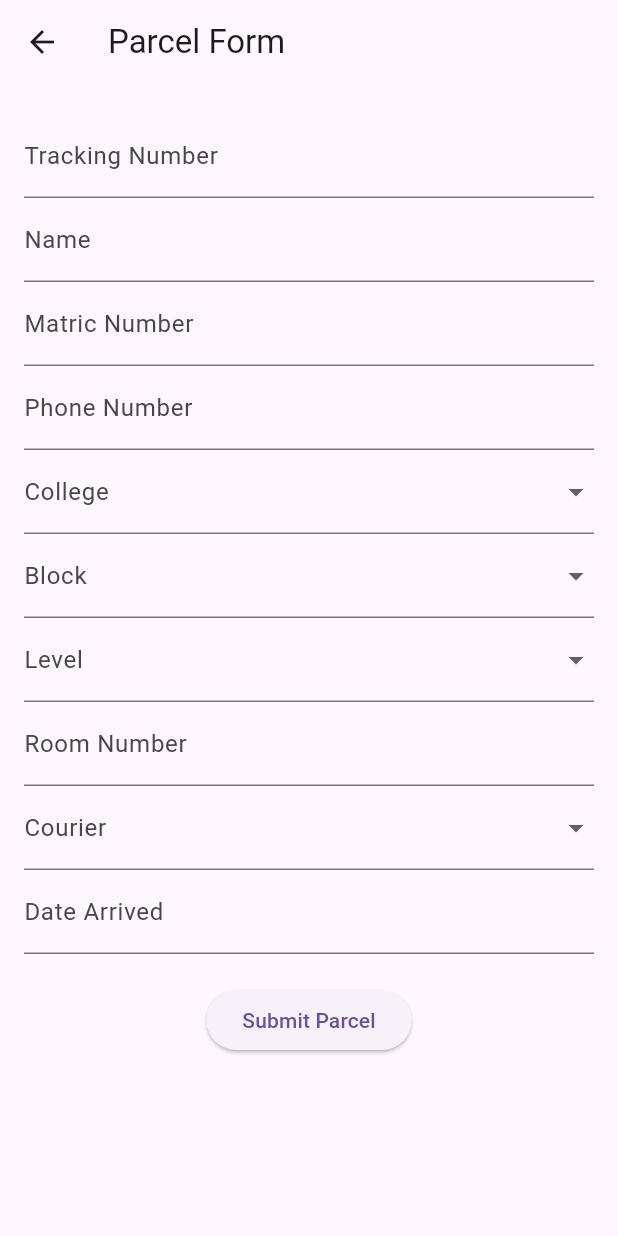
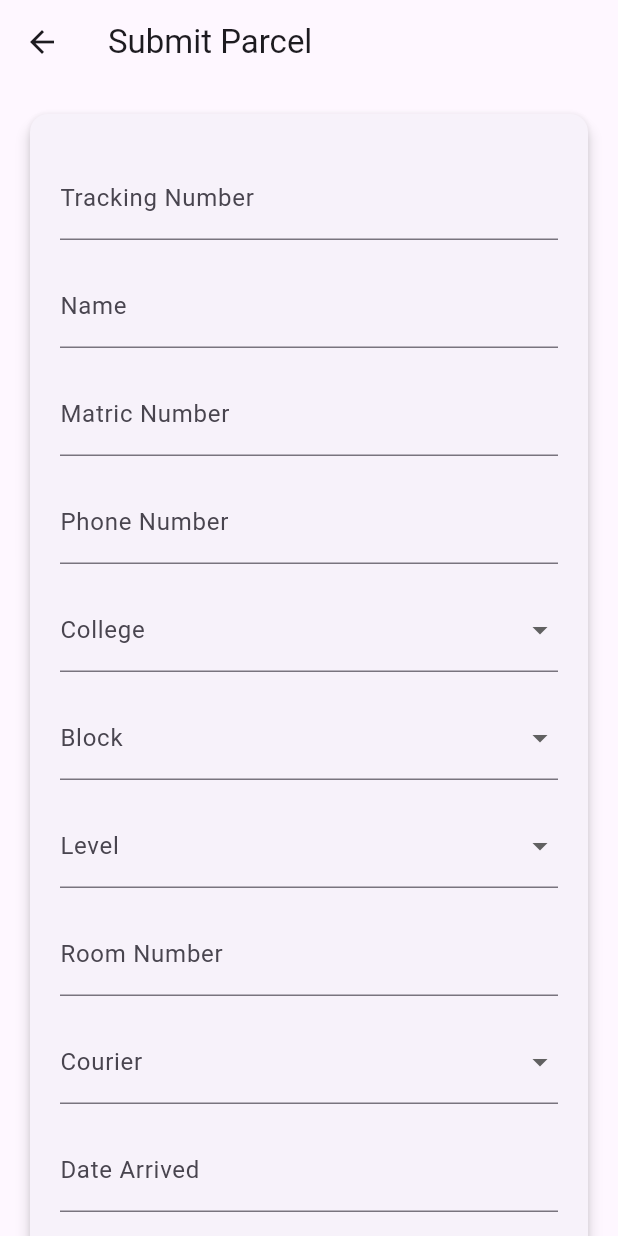
Before and after one commit to HaniffHazmi/KKDK_PDA_Flutter, a Flutter app: the ParcelFormScreen screen opened directly, on a phone screen of 412 x 824 dp. Run offline on Flutter 3.47's test engine with Material 3 defaults, Android fonts, the light colour scheme and no system bars; our stand-ins replace cloud_firestore, firebase_auth, firebase_core; accounts and stored records are empty.

Commit message:
Stylized the parcel form

```diff
--- a/lib/auth/login_screen.dart
+++ b/lib/auth/login_screen.dart
@@ -3,6 +3,8 @@ import 'package:firebase_auth/firebase_auth.dart';
 import 'package:cloud_firestore/cloud_firestore.dart';
 
 class LoginScreen extends StatefulWidget {
+  const LoginScreen({super.key});
+
   @override
   _LoginScreenState createState() => _LoginScreenState();
 }
--- a/lib/main.dart
+++ b/lib/main.dart
@@ -16,6 +16,8 @@ void main() async {
 }
 
 class MyApp extends StatelessWidget {
+  const MyApp({super.key});
+
   @override
   Widget build(BuildContext context) {
     return MaterialApp(
--- a/lib/screens/parcel_form_screen.dart
+++ b/lib/screens/parcel_form_screen.dart
@@ -9,6 +9,7 @@ class ParcelFormScreen extends StatefulWidget {
 }
 
 class _ParcelFormScreenState extends State<ParcelFormScreen> {
+  final _formKey = GlobalKey<FormState>();
   final _trackingNumberController = TextEditingController();
   final _nameController = TextEditingController();
   final _matricNumberController = TextEditingController();
@@ -23,27 +24,20 @@ class _ParcelFormScreenState extends State<ParcelFormScreen> {
   Courier? _selectedCourier;
   DateTime? _selectedDate;
 
-  final GlobalKey<FormState> _formKey = GlobalKey<FormState>();
   bool _isSubmitting = false;
 
   Future<void> _submitForm() async {
     if (_formKey.currentState?.validate() ?? false) {
-      setState(() {
-        _isSubmitting = true;
-      });
+      setState(() => _isSubmitting = true);
 
       final user = FirebaseAuth.instance.currentUser;
       if (user == null) {
-        ScaffoldMessenger.of(context).showSnackBar(
-          SnackBar(content: Text('User not logged in')),
-        );
-        setState(() {
-          _isSubmitting = false;
-        });
+        ScaffoldMessenger.of(context).showSnackBar(SnackBar(content: Text('User not logged in')));
+        setState(() => _isSubmitting = false);
         return;
       }
 
-      Parcel newParcel = Parcel(
+      final newParcel = Parcel(
         trackingNumber: _trackingNumberController.text.trim(),
         name: _nameController.text.trim(),
         matricNumber: _matricNumberController.text.trim(),
@@ -66,126 +60,106 @@ class _ParcelFormScreenState extends State<ParcelFormScreen> {
           _selectedCourier = null;
           _selectedDate = null;
         });
-        ScaffoldMessenger.of(context).showSnackBar(
-          SnackBar(content: Text('Parcel submitted successfully')),
-        );
+        ScaffoldMessenger.of(context).showSnackBar(SnackBar(content: Text('Parcel submitted successfully')));
       } catch (e) {
-        ScaffoldMessenger.of(context).showSnackBar(
-          SnackBar(content: Text('Failed to submit parcel: $e')),
-        );
+        ScaffoldMessenger.of(context).showSnackBar(SnackBar(content: Text('Failed: $e')));
       } finally {
-        setState(() {
-          _isSubmitting = false;
-        });
+        setState(() => _isSubmitting = false);
       }
     }
   }
 
+  Widget _buildFormField(Widget child) => Padding(
+    padding: const EdgeInsets.symmetric(vertical: 8),
+    child: child,
+  );
+
   @override
   Widget build(BuildContext context) {
     return Scaffold(
-      appBar: AppBar(title: Text('Parcel Form')),
-      body: Padding(
-        padding: const EdgeInsets.symmetric(horizontal: 16.0, vertical: 20.0),
+      appBar: AppBar(title: Text('Submit Parcel')),
+      body: Center(
         child: SingleChildScrollView(
-          child: Center(
+          padding: const EdgeInsets.all(16),
+          child: ConstrainedBox(
+            constraints: BoxConstraints(maxWidth: 400),
+            child: Card(
+              elevation: 4,
+              shape: RoundedRectangleBorder(borderRadius: BorderRadius.circular(12)),
+              child: Padding(
+                padding: const EdgeInsets.all(20),
                 child: Form(
                   key: _formKey,
                   child: Column(
-                mainAxisSize: MainAxisSize.min,
                     children: [
-                  TextFormField(
+                      _buildFormField(TextFormField(
                         controller: _trackingNumberController,
                         decoration: InputDecoration(labelText: 'Tracking Number'),
-                    validator: (value) =>
-                    value == null || value.isEmpty ? 'Tracking number is required' : null,
-                  ),
-                  TextFormField(
+                        validator: (value) => value!.isEmpty ? 'Required' : null,
+                      )),
+                      _buildFormField(TextFormField(
                         controller: _nameController,
                         decoration: InputDecoration(labelText: 'Name'),
-                    validator: (value) =>
-                    value == null || value.isEmpty ? 'Name is required' : null,
-                  ),
-                  TextFormField(
+                        validator: (value) => value!.isEmpty ? 'Required' : null,
+                      )),
+                      _buildFormField(TextFormField(
                         controller: _matricNumberController,
                         decoration: InputDecoration(labelText: 'Matric Number'),
-                    validator: (value) =>
-                    value == null || value.isEmpty ? 'Matric number is required' : null,
-                  ),
-                  TextFormField(
+                        validator: (value) => value!.isEmpty ? 'Required' : null,
+                      )),
+                      _buildFormField(TextFormField(
                         controller: _phoneNumberController,
                         decoration: InputDecoration(labelText: 'Phone Number'),
-                    validator: (value) =>
-                    value == null || value.isEmpty ? 'Phone number is required' : null,
-                  ),
-                  DropdownButtonFormField<College>(
+                        validator: (value) => value!.isEmpty ? 'Required' : null,
+                      )),
+                      _buildFormField(DropdownButtonFormField<College>(
                         value: _selectedCollege,
                         decoration: InputDecoration(labelText: 'College'),
-                    items: College.values.map((college) {
-                      return DropdownMenuItem(
-                        value: college,
-                        child: Text(college.toString().split('.').last),
-                      );
+                        items: College.values.map((c) {
+                          return DropdownMenuItem(value: c, child: Text(c.name));
                         }).toList(),
-                    onChanged: (value) => setState(() => _selectedCollege = value),
-                    validator: (value) =>
-                    value == null ? 'Please select a college' : null,
-                  ),
-                  DropdownButtonFormField<Block>(
+                        onChanged: (val) => setState(() => _selectedCollege = val),
+                        validator: (val) => val == null ? 'Required' : null,
+                      )),
+                      _buildFormField(DropdownButtonFormField<Block>(
                         value: _selectedBlock,
                         decoration: InputDecoration(labelText: 'Block'),
-                    items: Block.values.map((block) {
-                      return DropdownMenuItem(
-                        value: block,
-                        child: Text(block.toString().split('.').last),
-                      );
+                        items: Block.values.map((b) {
+                          return DropdownMenuItem(value: b, child: Text(b.name));
                         }).toList(),
-                    onChanged: (value) => setState(() => _selectedBlock = value),
-                    validator: (value) =>
-                    value == null ? 'Please select a block' : null,
-                  ),
-                  DropdownButtonFormField<Level>(
+                        onChanged: (val) => setState(() => _selectedBlock = val),
+                        validator: (val) => val == null ? 'Required' : null,
+                      )),
+                      _buildFormField(DropdownButtonFormField<Level>(
                         value: _selectedLevel,
                         decoration: InputDecoration(labelText: 'Level'),
-                    items: Level.values.map((level) {
-                      return DropdownMenuItem(
-                        value: level,
-                        child: Text(level.index.toString()), // Show 0, 1, 2, 3
-                      );
+                        items: Level.values.map((l) {
+                          return DropdownMenuItem(value: l, child: Text('Level ${l.index}'));
                         }).toList(),
-                    onChanged: (value) => setState(() => _selectedLevel = value),
-                    validator: (value) =>
-                    value == null ? 'Please select a level' : null,
-                  ),
-                  TextFormField(
+                        onChanged: (val) => setState(() => _selectedLevel = val),
+                        validator: (val) => val == null ? 'Required' : null,
+                      )),
+                      _buildFormField(TextFormField(
                         controller: _roomNumberController,
                         decoration: InputDecoration(labelText: 'Room Number'),
                         keyboardType: TextInputType.number,
                         validator: (value) {
-                      if (value == null || value.isEmpty) {
-                        return 'Room number is required';
-                      }
+                          if (value == null || value.isEmpty) return 'Required';
                           int room = int.tryParse(value) ?? 0;
-                      if (!Parcel.isValidRoomNumber(room)) {
-                        return 'Room number must be between 1 and 16';
-                      }
+                          if (!Parcel.isValidRoomNumber(room)) return 'Must be 1–16';
                           return null;
                         },
-                  ),
-                  DropdownButtonFormField<Courier>(
+                      )),
+                      _buildFormField(DropdownButtonFormField<Courier>(
                         value: _selectedCourier,
                         decoration: InputDecoration(labelText: 'Courier'),
-                    items: Courier.values.map((courier) {
-                      return DropdownMenuItem(
-                        value: courier,
-                        child: Text(courier.toString().split('.').last),
-                      );
+                        items: Courier.values.map((c) {
+                          return DropdownMenuItem(value: c, child: Text(c.name));
                         }).toList(),
-                    onChanged: (value) => setState(() => _selectedCourier = value),
-                    validator: (value) =>
-                    value == null ? 'Please select a courier' : null,
-                  ),
-                  GestureDetector(
+                        onChanged: (val) => setState(() => _selectedCourier = val),
+                        validator: (val) => val == null ? 'Required' : null,
+                      )),
+                      _buildFormField(GestureDetector(
                         onTap: () async {
                           DateTime? picked = await showDatePicker(
                             context: context,
@@ -208,14 +182,17 @@ class _ParcelFormScreenState extends State<ParcelFormScreen> {
                                   ? "${_selectedDate!.day}/${_selectedDate!.month}/${_selectedDate!.year}"
                                   : '',
                             ),
-                        validator: (value) =>
+                            validator: (_) =>
                             _selectedDate == null ? 'Please select a date' : null,
                           ),
                         ),
-                  ),
+                      )),
                       SizedBox(height: 20),
                       ElevatedButton(
                         onPressed: _isSubmitting ? null : _submitForm,
+                        style: ElevatedButton.styleFrom(
+                          minimumSize: Size(double.infinity, 48),
+                        ),
                         child: _isSubmitting
                             ? CircularProgressIndicator()
                             : Text('Submit Parcel'),
@@ -226,6 +203,8 @@ class _ParcelFormScreenState extends State<ParcelFormScreen> {
               ),
             ),
           ),
+        ),
+      ),
     );
   }
 }
--- a/lib/widgets/student_parcel_list.dart
+++ b/lib/widgets/student_parcel_list.dart
@@ -4,6 +4,8 @@ import 'package:flutter/material.dart';
 import '../widgets/parcel_tile.dart';  // Import the new widget
 
 class StudentParcelList extends StatelessWidget {
+  const StudentParcelList({super.key});
+
   @override
   Widget build(BuildContext context) {
     final String? uid = FirebaseAuth.instance.currentUser?.uid;
```
Lines whose indentation alone changed are shown as unchanged.
